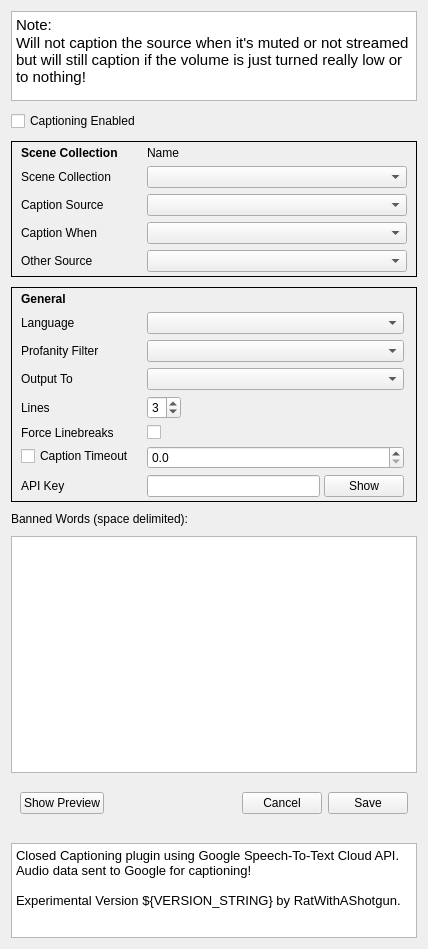
This is src/ui/CaptionSettingsWidget.ui in 0x01050/google-live-captions-obs-plugin as Qt 5 draws it before an edit. The edited form follows.
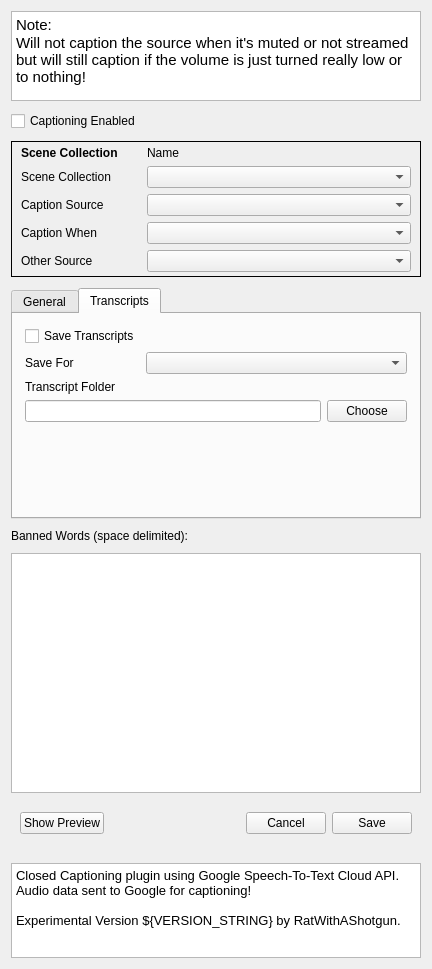
This is the edited form.

Commit message:
add ability to save transcript for streams and recordings
In a very basic line based .txt file in format "start_offset    captiontext".
start_offset = time since stream/recording started as "hh:mm:ss:.mil"

```diff
--- a/src/ui/CaptionSettingsWidget.ui
+++ b/src/ui/CaptionSettingsWidget.ui
@@ -6,8 +6,8 @@
    <rect>
     <x>0</x>
     <y>0</y>
-    <width>428</width>
-    <height>949</height>
+    <width>432</width>
+    <height>969</height>
    </rect>
   </property>
   <property name="sizePolicy">
@@ -25,6 +25,12 @@
    </property>
    <item>
     <widget class="QTextBrowser" name="textBrowser_2">
+     <property name="sizePolicy">
+      <sizepolicy hsizetype="Expanding" vsizetype="Fixed">
+       <horstretch>0</horstretch>
+       <verstretch>0</verstretch>
+      </sizepolicy>
+     </property>
      <property name="maximumSize">
       <size>
        <width>16777215</width>
@@ -50,6 +56,12 @@
    </item>
    <item>
     <widget class="QFrame" name="frame_3">
+     <property name="sizePolicy">
+      <sizepolicy hsizetype="Preferred" vsizetype="Fixed">
+       <horstretch>0</horstretch>
+       <verstretch>0</verstretch>
+      </sizepolicy>
+     </property>
      <property name="frameShape">
       <enum>QFrame::Box</enum>
      </property>
@@ -182,16 +194,60 @@
     </widget>
    </item>
    <item>
-    <widget class="QFrame" name="frame_2">
+    <spacer name="verticalSpacer_3">
+     <property name="orientation">
+      <enum>Qt::Vertical</enum>
+     </property>
+     <property name="sizeType">
+      <enum>QSizePolicy::Fixed</enum>
+     </property>
+     <property name="sizeHint" stdset="0">
+      <size>
+       <width>20</width>
+       <height>1</height>
+      </size>
+     </property>
+    </spacer>
+   </item>
+   <item>
+    <widget class="QTabWidget" name="tabWidget">
+     <property name="sizePolicy">
+      <sizepolicy hsizetype="Expanding" vsizetype="Fixed">
+       <horstretch>0</horstretch>
+       <verstretch>0</verstretch>
+      </sizepolicy>
+     </property>
+     <property name="tabShape">
+      <enum>QTabWidget::Rounded</enum>
+     </property>
+     <property name="currentIndex">
+      <number>1</number>
+     </property>
+     <widget class="QWidget" name="tab">
+      <attribute name="title">
+       <string>General</string>
+      </attribute>
+      <layout class="QVBoxLayout" name="verticalLayout_2">
+       <property name="leftMargin">
+        <number>12</number>
+       </property>
+       <property name="topMargin">
+        <number>12</number>
+       </property>
+       <property name="rightMargin">
+        <number>12</number>
+       </property>
+       <property name="bottomMargin">
+        <number>4</number>
+       </property>
+       <item>
+        <widget class="QWidget" name="widget_2" native="true">
      <property name="sizePolicy">
       <sizepolicy hsizetype="Preferred" vsizetype="Preferred">
        <horstretch>0</horstretch>
        <verstretch>0</verstretch>
       </sizepolicy>
      </property>
-     <property name="frameShape">
-      <enum>QFrame::Box</enum>
-     </property>
      <layout class="QFormLayout" name="formLayout">
       <property name="sizeConstraint">
        <enum>QLayout::SetNoConstraint</enum>
@@ -205,29 +261,19 @@
       <property name="verticalSpacing">
        <number>6</number>
       </property>
+          <property name="leftMargin">
+           <number>0</number>
+          </property>
       <property name="topMargin">
-       <number>4</number>
+           <number>0</number>
       </property>
       <property name="rightMargin">
-       <number>12</number>
+           <number>0</number>
       </property>
       <property name="bottomMargin">
-       <number>4</number>
+           <number>0</number>
       </property>
       <item row="0" column="0">
-       <widget class="QLabel" name="label_11">
-        <property name="font">
-         <font>
-          <weight>75</weight>
-          <bold>true</bold>
-         </font>
-        </property>
-        <property name="text">
-         <string>General</string>
-        </property>
-       </widget>
-      </item>
-      <item row="1" column="0">
        <widget class="QLabel" name="label_6">
         <property name="minimumSize">
          <size>
@@ -240,7 +286,7 @@
         </property>
        </widget>
       </item>
-      <item row="1" column="1">
+          <item row="0" column="1">
        <widget class="QComboBox" name="languageComboBox">
         <property name="minimumSize">
          <size>
@@ -250,14 +296,14 @@
         </property>
        </widget>
       </item>
-      <item row="3" column="0">
+          <item row="2" column="0">
        <widget class="QLabel" name="label_7">
         <property name="text">
          <string>Profanity Filter</string>
         </property>
        </widget>
       </item>
-      <item row="3" column="1">
+          <item row="2" column="1">
        <widget class="QComboBox" name="profanityFilterComboBox">
         <property name="minimumSize">
          <size>
@@ -267,14 +313,14 @@
         </property>
        </widget>
       </item>
-      <item row="5" column="0">
+          <item row="4" column="0">
        <widget class="QLabel" name="label_8">
         <property name="text">
          <string>Output To</string>
         </property>
        </widget>
       </item>
-      <item row="5" column="1">
+          <item row="4" column="1">
        <widget class="QComboBox" name="outputTargetComboBox">
         <property name="minimumSize">
          <size>
@@ -284,14 +330,14 @@
         </property>
        </widget>
       </item>
-      <item row="7" column="0">
+          <item row="6" column="0">
        <widget class="QLabel" name="label_2">
         <property name="text">
          <string>Lines</string>
         </property>
        </widget>
       </item>
-      <item row="7" column="1">
+          <item row="6" column="1">
        <widget class="QSpinBox" name="lineCountSpinBox">
         <property name="sizePolicy">
          <sizepolicy hsizetype="Fixed" vsizetype="Fixed">
@@ -310,42 +356,42 @@
         </property>
        </widget>
       </item>
-      <item row="9" column="0">
+          <item row="8" column="0">
        <widget class="QLabel" name="label_3">
         <property name="text">
          <string>Force Linebreaks</string>
         </property>
        </widget>
       </item>
-      <item row="9" column="1">
+          <item row="8" column="1">
        <widget class="QCheckBox" name="insertLinebreaksCheckBox">
         <property name="text">
          <string/>
         </property>
        </widget>
       </item>
-      <item row="10" column="0">
+          <item row="9" column="0">
        <widget class="QCheckBox" name="captionTimeoutEnabledCheckBox">
         <property name="text">
          <string>Caption Timeout</string>
         </property>
        </widget>
       </item>
-      <item row="10" column="1">
+          <item row="9" column="1">
        <widget class="QDoubleSpinBox" name="captionTimeoutDoubleSpinBox">
         <property name="decimals">
          <number>1</number>
         </property>
        </widget>
       </item>
-      <item row="11" column="0">
+          <item row="10" column="0">
        <widget class="QLabel" name="apiKeyLabel">
         <property name="text">
          <string>API Key</string>
         </property>
        </widget>
       </item>
-      <item row="11" column="1">
+          <item row="10" column="1">
        <widget class="QWidget" name="apiKeyWidget" native="true">
         <property name="minimumSize">
          <size>
@@ -389,6 +435,131 @@
      </layout>
     </widget>
    </item>
+      </layout>
+     </widget>
+     <widget class="QWidget" name="tab_2">
+      <attribute name="title">
+       <string>Transcripts</string>
+      </attribute>
+      <layout class="QVBoxLayout">
+       <property name="leftMargin">
+        <number>12</number>
+       </property>
+       <property name="topMargin">
+        <number>12</number>
+       </property>
+       <property name="rightMargin">
+        <number>12</number>
+       </property>
+       <property name="bottomMargin">
+        <number>4</number>
+       </property>
+       <item>
+        <widget class="QWidget" name="widget_3" native="true">
+         <property name="sizePolicy">
+          <sizepolicy hsizetype="Preferred" vsizetype="Fixed">
+           <horstretch>0</horstretch>
+           <verstretch>0</verstretch>
+          </sizepolicy>
+         </property>
+         <layout class="QFormLayout" name="formLayout_3">
+          <property name="labelAlignment">
+           <set>Qt::AlignLeading|Qt::AlignLeft|Qt::AlignVCenter</set>
+          </property>
+          <property name="formAlignment">
+           <set>Qt::AlignLeading|Qt::AlignLeft|Qt::AlignTop</set>
+          </property>
+          <property name="leftMargin">
+           <number>0</number>
+          </property>
+          <property name="topMargin">
+           <number>0</number>
+          </property>
+          <property name="rightMargin">
+           <number>0</number>
+          </property>
+          <property name="bottomMargin">
+           <number>0</number>
+          </property>
+          <item row="0" column="0">
+           <widget class="QCheckBox" name="saveTranscriptsCheckBox">
+            <property name="text">
+             <string>Save Transcripts</string>
+            </property>
+           </widget>
+          </item>
+          <item row="1" column="0">
+           <widget class="QLabel" name="label_9">
+            <property name="text">
+             <string>Save For</string>
+            </property>
+           </widget>
+          </item>
+          <item row="1" column="1">
+           <widget class="QComboBox" name="transcriptSaveForComboBox">
+            <property name="minimumSize">
+             <size>
+              <width>250</width>
+              <height>0</height>
+             </size>
+            </property>
+           </widget>
+          </item>
+          <item row="2" column="0">
+           <widget class="QLabel" name="label_10">
+            <property name="text">
+             <string>Transcript Folder</string>
+            </property>
+           </widget>
+          </item>
+         </layout>
+        </widget>
+       </item>
+       <item>
+        <widget class="QWidget" name="widget_4" native="true">
+         <layout class="QHBoxLayout" name="horizontalLayout_3">
+          <property name="leftMargin">
+           <number>0</number>
+          </property>
+          <property name="topMargin">
+           <number>0</number>
+          </property>
+          <property name="rightMargin">
+           <number>0</number>
+          </property>
+          <property name="bottomMargin">
+           <number>0</number>
+          </property>
+          <item>
+           <widget class="QLineEdit" name="transcriptFolderPathLineEdit"/>
+          </item>
+          <item>
+           <widget class="QPushButton" name="transcriptFolderPickerPushButton">
+            <property name="text">
+             <string>Choose</string>
+            </property>
+           </widget>
+          </item>
+         </layout>
+        </widget>
+       </item>
+       <item>
+        <spacer name="verticalSpacer">
+         <property name="orientation">
+          <enum>Qt::Vertical</enum>
+         </property>
+         <property name="sizeHint" stdset="0">
+          <size>
+           <width>20</width>
+           <height>40</height>
+          </size>
+         </property>
+        </spacer>
+       </item>
+      </layout>
+     </widget>
+    </widget>
+   </item>
    <item>
     <widget class="QLabel" name="label_4">
      <property name="text">
@@ -463,6 +634,12 @@
    </item>
    <item>
     <widget class="QTextBrowser" name="textBrowser">
+     <property name="sizePolicy">
+      <sizepolicy hsizetype="Expanding" vsizetype="Fixed">
+       <horstretch>0</horstretch>
+       <verstretch>0</verstretch>
+      </sizepolicy>
+     </property>
      <property name="maximumSize">
       <size>
        <width>16777215</width>
```
Lines whose indentation alone changed are shown as unchanged. The commit also changes 8 other files.
